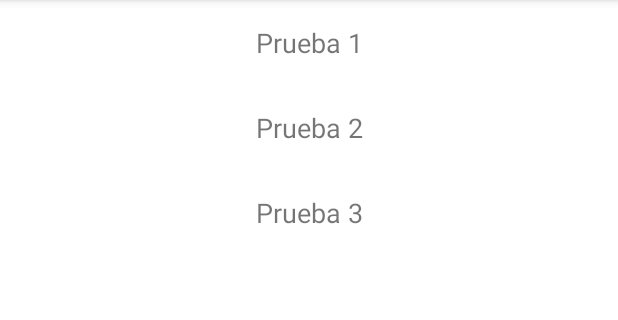
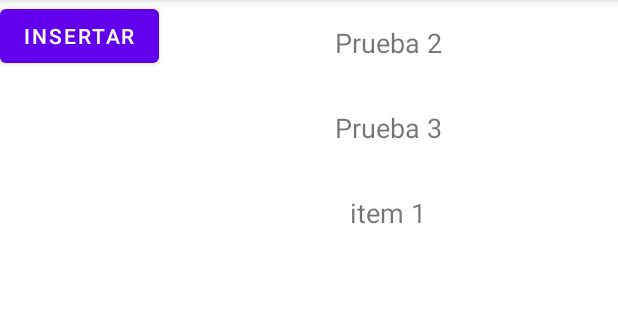
Before and after one commit to Yong-Park/Listas, an Android app: the screen it shows after launch (MainActivity), after a tap on "Prueba 1", on a phone screen of 412 x 824 dp, the part 84-404 px from its top. Run offline under Robolectric (Android 15) with nearby library versions, the phone set to English and light mode, and no system bars; 1 other tap on this screen came first.

Commit message:
Ya esta para poder ingresar mas items y eliminarlos, aun falta el de modificar al seleccionarlos

```diff
--- a/app/src/main/java/com/uvg/listas/Adaptador.kt
+++ b/app/src/main/java/com/uvg/listas/Adaptador.kt
@@ -31,6 +31,10 @@ class Adaptador(private val clickListener:(Int) -> Unit): RecyclerView.Adapter<A
     fun getItem(position: Int):String{
         return items[position]
     }
+    //par eliminar los item que se seleccionaron
+    fun removeItem(position: Int){
+        this.items.removeAt(position)
+    }
 
     class ItemViewHolder(itemView: View) : RecyclerView.ViewHolder(itemView){
         fun bind(item:String, listener:(Int)->Unit) = with(itemView){
--- a/app/src/main/java/com/uvg/listas/MainActivity.kt
+++ b/app/src/main/java/com/uvg/listas/MainActivity.kt
@@ -8,11 +8,12 @@ import kotlinx.android.synthetic.main.activity_main.*
 import java.text.FieldPosition
 
 class MainActivity : AppCompatActivity() {
-    private val adaptador = Adaptador({
-        clickListener -> showItemClick(clickListener)
-    })
+    private val adaptador = Adaptador { clickListener ->
+        showItemClick(clickListener)
+    }
 
     override fun onCreate(savedInstanceState: Bundle?) {
+        var num= 1
         super.onCreate(savedInstanceState)
         setContentView(R.layout.activity_main)
 
@@ -30,6 +31,15 @@ class MainActivity : AppCompatActivity() {
 
         adaptador.setItems(items)
 
+        //al darle click al boton crear mas items
+        btnInsertar.setOnClickListener{
+            items.add("item $num")
+            num++
+            adaptador.setItems(items)
+        }
+
+
+
         lista.layoutManager = LinearLayoutManager(this)
         lista.adapter = adaptador
 
@@ -37,6 +47,14 @@ class MainActivity : AppCompatActivity() {
     }
     fun showItemClick(position: Int){
         val item = adaptador.getItem(position)
-        Toast.makeText(this,item,Toast.LENGTH_SHORT).show()
+        Toast.makeText(this,"$item eliminado",Toast.LENGTH_SHORT).show()
+        adaptador.removeItem(position)
+        lista.layoutManager = LinearLayoutManager(this)
+        lista.adapter = adaptador
+
+
+
+
     }
+
 }
--- a/app/src/main/res/layout/activity_main.xml
+++ b/app/src/main/res/layout/activity_main.xml
@@ -4,11 +4,18 @@
     xmlns:tools="http://schemas.android.com/tools"
     android:layout_width="match_parent"
     android:layout_height="match_parent"
-    tools:context=".MainActivity">
+    tools:context=".MainActivity"
+    android:orientation="horizontal">
+
+    <Button
+        android:id="@+id/btnInsertar"
+        android:layout_width="wrap_content"
+        android:layout_height="wrap_content"
+        android:text="Insertar" />
 
     <androidx.recyclerview.widget.RecyclerView
         android:id="@+id/lista"
         android:layout_width="match_parent"
-        android:layout_height="match_parent"/>
+        android:layout_height="match_parent" />
 
 </LinearLayout>
```
